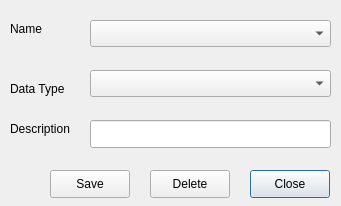
First picture: the form in open-ihm/gui/designs/ui_personalcharacteristics.ui, repository snim2mirror/openihm, before the edit.
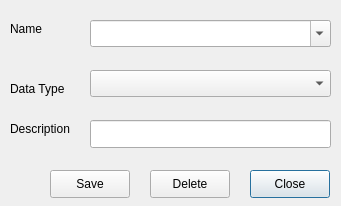
Second picture: the form after the edit.

Commit message: updating interface and code for managing globalpersonalcharacteristics

Diff of the .ui file:
```diff
--- a/open-ihm/gui/designs/ui_personalcharacteristics.ui
+++ b/open-ihm/gui/designs/ui_personalcharacteristics.ui
@@ -66,6 +66,9 @@
      <height>27</height>
     </rect>
    </property>
+   <property name="editable">
+    <bool>true</bool>
+   </property>
   </widget>
   <widget class="QComboBox" name="comboBox_2" >
    <property name="geometry" >
```
Left out of the diff: 59 changed lines with no effect on the pictures. The commit also changes 2 other files.
